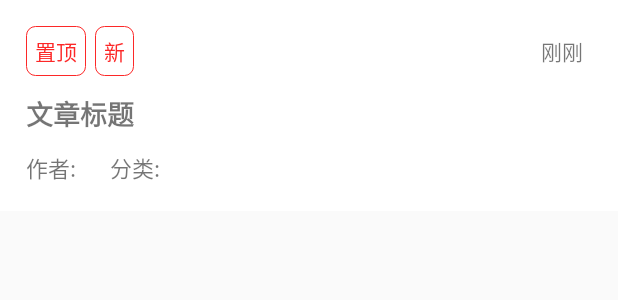
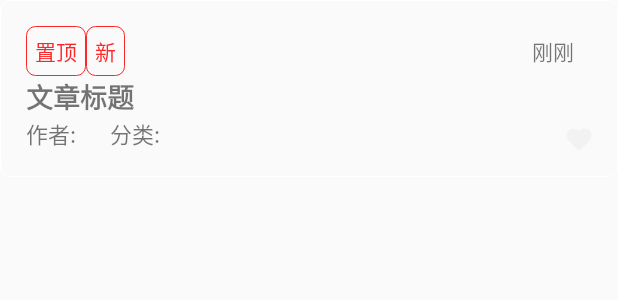
Before and after one commit to Ymars1990/Mvvm-WanAndroid, an Android app: the layout article_item.xml on its own in the app's theme, with its tools: preview values and no code run, on a phone screen of 412 x 824 dp. Shown: the top 300 px of the screen. Run offline under Robolectric (Android 15) with nearby library versions, the phone set to English and light mode, and no system bars.

Commit message:
文章列表

```diff
--- a/base/src/main/java/com/mars/mvvm/base/adapter/BaseViewApdater.kt
+++ b/base/src/main/java/com/mars/mvvm/base/adapter/BaseViewApdater.kt
@@ -70,5 +70,4 @@ abstract class BaseViewApdater<T : Any, VH : BaseViewHolder>(
             )
         }
     }
-
 }
--- a/business/src/main/java/com/mars/mvvm/business/adapter/viewholder/ArticleViewHolder.kt
+++ b/business/src/main/java/com/mars/mvvm/business/adapter/viewholder/ArticleViewHolder.kt
@@ -15,5 +15,9 @@ class ArticleViewHolder(itemView: View) :
         initView(R.id.topTv)
         initView(R.id.newestTv)
         initView(R.id.updateTimeTv)
+        initView(R.id.articleTitleTv)
+        initView(R.id.authorTv)
+        initView(R.id.catagoryTv)
+        initView(R.id.followIv)
     }
 }
--- a/business/src/main/res/layout/article_item.xml
+++ b/business/src/main/res/layout/article_item.xml
@@ -3,7 +3,7 @@
     android:layout_width="match_parent"
     android:layout_height="wrap_content"
     android:padding="@dimen/dp15"
-    android:background="@color/white"
+    android:background="@drawable/r5_w"
     xmlns:app="http://schemas.android.com/apk/res-auto">
 
     <TextView
@@ -16,6 +16,7 @@
         app:layout_constraintTop_toTopOf="parent"
         android:textSize="@dimen/sp12"
         android:textColor="@color/red"
+        android:layout_marginEnd="@dimen/dp5"
         android:background="@drawable/r5_r" />
 
     <TextView
@@ -25,7 +26,7 @@
         android:padding="@dimen/dp5"
         android:text="新"
         android:textSize="@dimen/sp12"
-        android:layout_marginStart="@dimen/dp5"
+        android:layout_marginEnd="@dimen/dp5"
         app:layout_constraintStart_toEndOf="@id/topTv"
         app:layout_constraintTop_toTopOf="parent"
         android:textColor="@color/red"
@@ -38,7 +39,8 @@
         android:padding="@dimen/dp5"
         android:text="刚刚"
         android:textSize="@dimen/sp12"
-        android:layout_marginStart="@dimen/dp5"
+        android:layout_marginEnd="@dimen/dp5"
+        android:layout_marginBottom="@dimen/dp10"
         app:layout_constraintTop_toTopOf="parent"
         app:layout_constraintEnd_toEndOf="parent" />
 
@@ -46,19 +48,20 @@
         android:id="@+id/articleTitleTv"
         android:layout_width="match_parent"
         android:layout_height="wrap_content"
-        android:layout_marginTop="@dimen/dp10"
+
         android:textStyle="bold"
         android:maxLines="2"
         android:ellipsize="end"
         android:text="文章标题"
         android:textSize="@dimen/sp16"
-        app:layout_constraintTop_toBottomOf="@id/topTv" />
+        app:layout_constraintTop_toBottomOf="@id/updateTimeTv" />
 
     <TextView
         android:id="@+id/authorTv"
         android:layout_width="wrap_content"
         android:layout_height="wrap_content"
-        android:layout_marginTop="@dimen/dp10"
+        android:layout_marginBottom="@dimen/dp10"
+
         android:text="作者:"
         android:textSize="@dimen/sp13"
         app:layout_constraintStart_toStartOf="parent"
@@ -68,11 +71,20 @@
         android:id="@+id/catagoryTv"
         android:layout_width="wrap_content"
         android:layout_height="wrap_content"
-        android:layout_marginTop="@dimen/dp10"
+        android:layout_marginBottom="@dimen/dp10"
         android:layout_marginStart="@dimen/dp20"
         android:text="分类:"
         android:textSize="@dimen/sp13"
         app:layout_constraintStart_toEndOf="@id/authorTv"
         app:layout_constraintBaseline_toBaselineOf="@id/authorTv"
         app:layout_constraintTop_toBottomOf="@id/articleTitleTv" />
+
+    <ImageView
+        android:id="@+id/followIv"
+        android:layout_width="wrap_content"
+        android:layout_height="wrap_content"
+        app:layout_constraintEnd_toEndOf="parent"
+        app:layout_constraintBottom_toBottomOf="parent"
+        android:src="@mipmap/focus_no"
+  />
 </androidx.constraintlayout.widget.ConstraintLayout>
```
Also changed, not shown: business/src/main/java/com/mars/mvvm/business/adapter/ArticleAapter.kt (+14 -1 lines), business/src/main/java/com/mars/mvvm/business/ui/fragment/HomeFragment.kt (+16 -2 lines).
